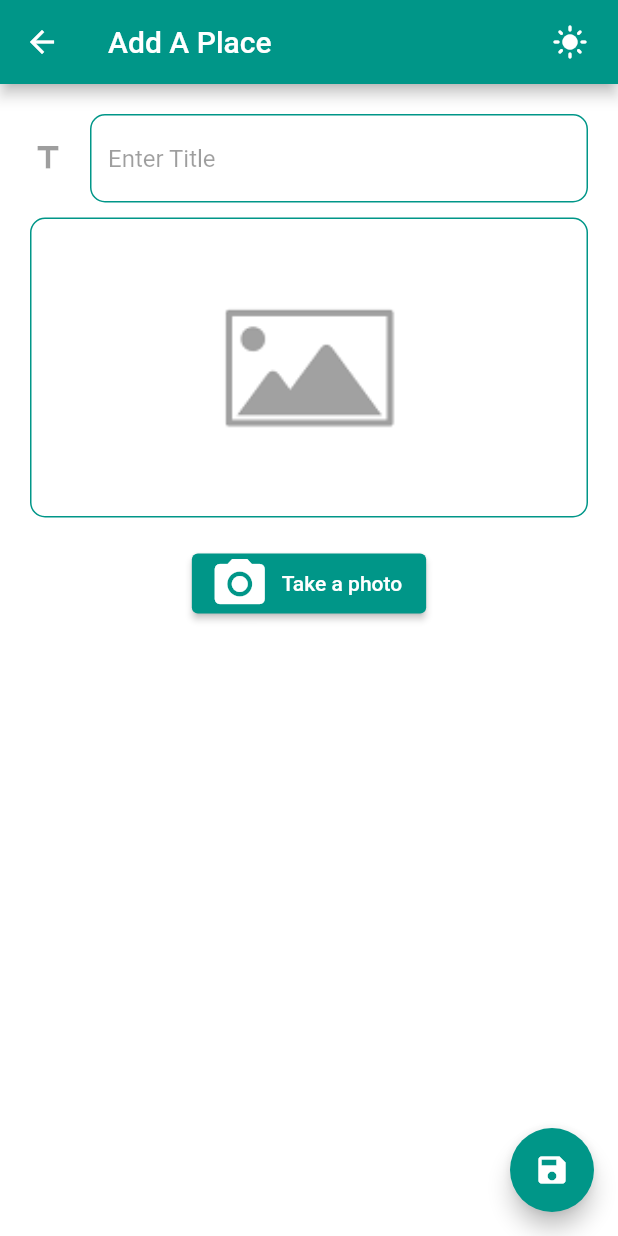
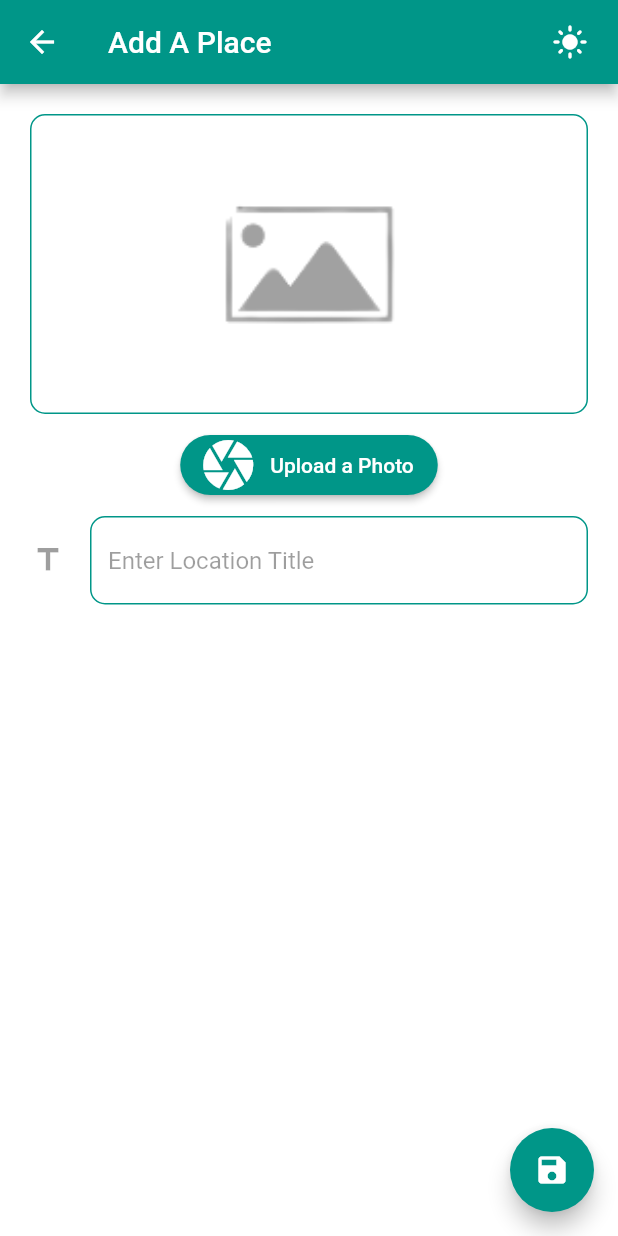
Before and after one commit to Atuoha/locations_sharer, a Flutter app: the AddPlace screen opened by its route, on a phone screen of 412 x 824 dp. Run offline on Flutter 3.47's test engine with Material 2 defaults, Android fonts, the light colour scheme and no system bars; our stand-ins replace image_picker.

Commit message:
gallery and camera image picking working

```diff
--- a/lib/components/img_uploader.dart
+++ b/lib/components/img_uploader.dart
@@ -13,7 +13,7 @@ class ImageUploader extends StatefulWidget {
 }
 
 class _ImageUploaderState extends State<ImageUploader> {
-  final File _storedImage = File('');
+  XFile? _storedImage;
 
   Future<void> _selectCamera() async {
     // ignore: unused_local_variable
@@ -21,6 +21,9 @@ class _ImageUploaderState extends State<ImageUploader> {
       source: ImageSource.camera,
       maxWidth: 600,
     );
+    setState(() {
+      _storedImage = pickedFile;
+    });
   }
 
   Future<void> _selectGallary() async {
@@ -29,6 +32,9 @@ class _ImageUploaderState extends State<ImageUploader> {
       source: ImageSource.gallery,
       maxWidth: 600,
     );
+    setState(() {
+      _storedImage = pickedFile;
+    });
   }
 
   @override
@@ -39,6 +45,13 @@ class _ImageUploaderState extends State<ImageUploader> {
       return showDialog(
         context: context,
         builder: (context) => AlertDialog(
+          elevation: 3,
+          shape: RoundedRectangleBorder(
+              side: BorderSide(
+                color: placeData.lightMode ? primaryColor : accentColor,
+                width: 2,
+              ),
+              borderRadius: BorderRadius.circular(30)),
           backgroundColor: placeData.lightMode ? Colors.white : Colors.black38,
           title: Center(
             child: Text(
@@ -53,32 +66,32 @@ class _ImageUploaderState extends State<ImageUploader> {
               style: ElevatedButton.styleFrom(
                 primary: placeData.lightMode ? primaryColor : accentColor,
               ),
-              label: Text(
+              label: const Text(
                 'Choose from gallary',
                 style: TextStyle(
-                  color: placeData.lightMode ? Colors.white : Colors.black38,
+                  color: Colors.white,
                 ),
               ),
               onPressed: _selectGallary,
-              icon: Icon(
+              icon: const Icon(
                 Icons.image,
-                color: placeData.lightMode ? Colors.white : Colors.black38,
+                color: Colors.white,
               ),
             ),
             ElevatedButton.icon(
               style: ElevatedButton.styleFrom(
                 primary: placeData.lightMode ? primaryColor : accentColor,
               ),
-              label: Text(
+              label: const Text(
                 'Choose from camera',
                 style: TextStyle(
-                  color: placeData.lightMode ? Colors.white : Colors.black38,
+                  color: Colors.white,
                 ),
               ),
               onPressed: _selectCamera,
-              icon: Icon(
+              icon: const Icon(
                 Icons.camera_alt,
-                color: placeData.lightMode ? Colors.white : Colors.black38,
+                color: Colors.white,
               ),
             )
           ],
@@ -99,9 +112,9 @@ class _ImageUploaderState extends State<ImageUploader> {
             ),
           ),
           // ignore: unnecessary_null_comparison
-          child: _storedImage.isAbsolute
+          child: _storedImage != null
               ? Image.file(
-                  _storedImage,
+                  File(_storedImage!.path),
                   fit: BoxFit.cover,
                   width: double.infinity,
                 )
@@ -117,21 +130,22 @@ class _ImageUploaderState extends State<ImageUploader> {
                   ),
                 ),
         ),
-        const SizedBox(height: 20),
+        const SizedBox(height: 10),
         ElevatedButton.icon(
-          label: Text(
-            'Take a photo',
-            style: TextStyle(
-              color: placeData.lightMode ? Colors.white : Colors.black38,
-            ),
+          label: const Text(
+            'Upload a Photo',
+            style: TextStyle(color: Colors.white),
           ),
           style: ElevatedButton.styleFrom(
+            shape: RoundedRectangleBorder(
+              borderRadius: BorderRadius.circular(50),
+            ),
             primary: placeData.lightMode ? primaryColor : accentColor,
           ),
-          icon: Icon(
-            Icons.camera_alt,
+          icon: const Icon(
+            Icons.camera,
             size: 40,
-            color: placeData.lightMode ? Colors.white : Colors.black38,
+            color: Colors.white,
           ),
           onPressed: showCamera,
         )
--- a/lib/screens/add_place.dart
+++ b/lib/screens/add_place.dart
@@ -53,12 +53,18 @@ class _AddPlaceState extends State<AddPlace> {
       backgroundColor: placeData.lightMode ? Colors.white : Colors.black38,
       body: Padding(
         padding: const EdgeInsets.all(20.0),
+        child: SingleChildScrollView(
           child: Column(
             children: [
+              const ImageUploader(),
+              const SizedBox(height: 10),
               TextFormField(
+                style: TextStyle(
+                  color: placeData.lightMode ? Colors.white : Colors.black38,
+                ),
                 validator: (value) {
                   if (value!.isEmpty) {
-                  return 'Enter Title';
+                    return 'Enter Location Title';
                   }
                   return null;
                 },
@@ -72,7 +78,7 @@ class _AddPlaceState extends State<AddPlace> {
                     Icons.title,
                     color: placeData.lightMode ? Colors.black38 : Colors.white,
                   ),
-                hintText: 'Enter Title',
+                  hintText: 'Enter Location Title',
                   hintStyle: TextStyle(
                     color: placeData.lightMode ? Colors.black38 : Colors.white,
                   ),
@@ -92,9 +98,8 @@ class _AddPlaceState extends State<AddPlace> {
                   ),
                 ),
               ),
-            const SizedBox(height: 10),
-            ImageUploader()
             ],
+          ),
         ),
       ),
     );
```
Also changed, not shown: assets/images/img_place.png. Lines whose indentation alone changed are shown as unchanged.
